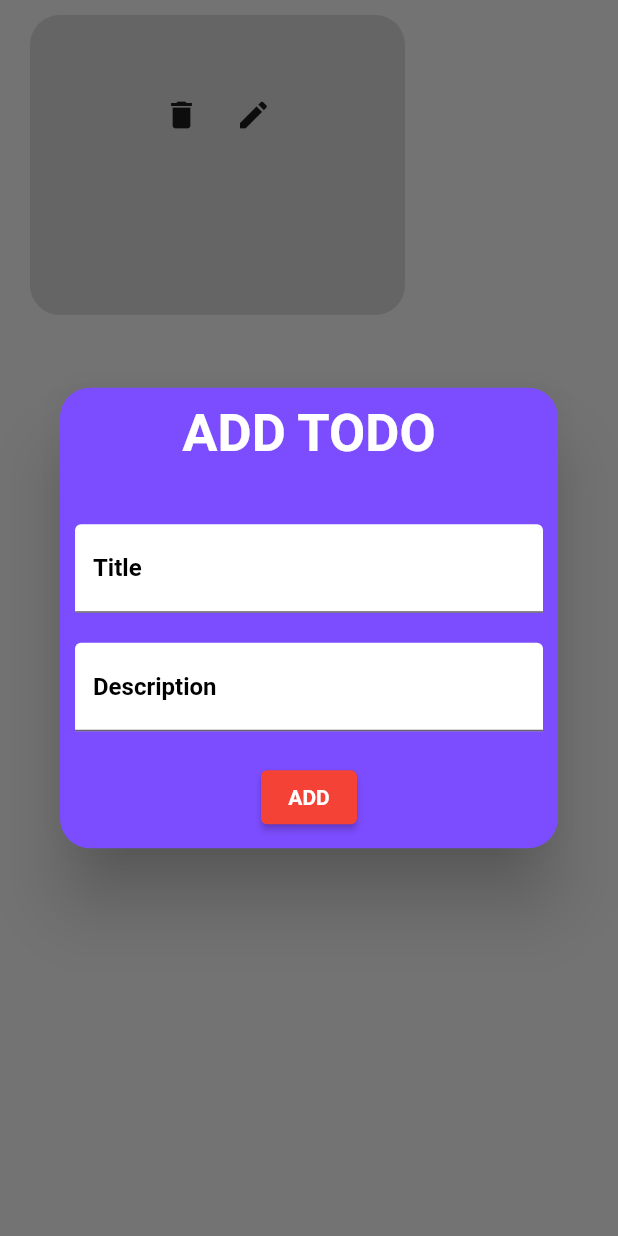
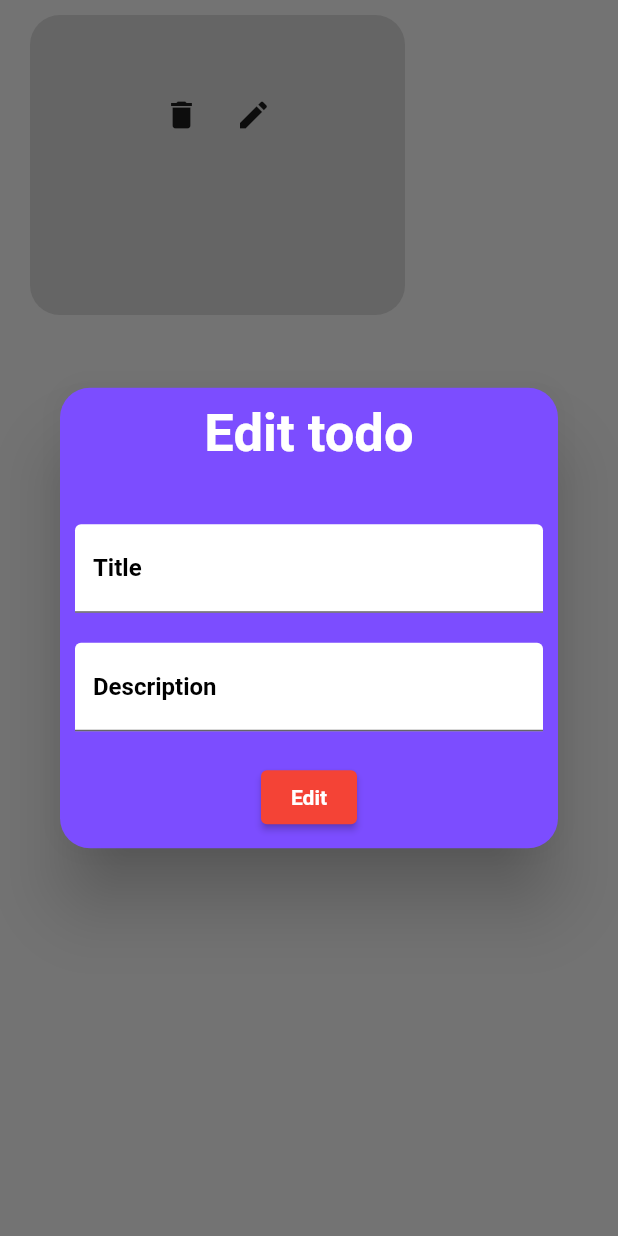
Before and after one commit to Adjeju/flutter-proj, a Flutter app: the TodoTile widget shown alone on an empty page, opened directly with empty values, after a tap on the "edit" icon, on a phone screen of 412 x 824 dp. Run offline on Flutter 3.47's test engine with Material 2 defaults, Android fonts, the phone set to English and light mode, and no system bars.

Commit message:
add type for dialog

```diff
--- a/lib/custom_widgets/horizontal_day_list.dart
+++ b/lib/custom_widgets/horizontal_day_list.dart
@@ -1,5 +1,4 @@
 import 'package:flutter/material.dart';
-import 'package:flutter/scheduler.dart';
 
 class HorizontalDayList extends StatefulWidget {
   final Function dayUpdateFunction;
--- a/lib/custom_widgets/todo_information_popup.dart
+++ b/lib/custom_widgets/todo_information_popup.dart
@@ -3,11 +3,13 @@ import 'package:flutter/material.dart';
 class TodoInformationPopup extends StatefulWidget {
   final TextEditingController descriptionController;
   final TextEditingController titleController;
+  String? type = 'add';
 
-  const TodoInformationPopup(
+  TodoInformationPopup(
       {Key? key,
       required this.titleController,
-      required this.descriptionController})
+      required this.descriptionController,
+      this.type})
       : super(key: key);
 
   @override
@@ -27,9 +29,9 @@ class _TodoInformationPopupState extends State<TodoInformationPopup> {
             const SizedBox(
               height: 10,
             ),
-            const Text(
-              "ADD TODO",
-              style: TextStyle(
+            Text(
+              widget.type == "edit" ? "Edit todo" : 'Add todo',
+              style: const TextStyle(
                   color: Colors.white,
                   fontWeight: FontWeight.bold,
                   fontSize: 35),
@@ -73,7 +75,7 @@ class _TodoInformationPopupState extends State<TodoInformationPopup> {
               style: ElevatedButton.styleFrom(
                   primary: Colors.red,
                   textStyle: const TextStyle(fontWeight: FontWeight.bold)),
-              child: const Text("ADD"),
+              child: Text(widget.type == "edit" ? "Edit" : 'Add'),
               onPressed: () => Navigator.pop(context, false),
             ),
             const SizedBox(
--- a/lib/custom_widgets/todo_tile.dart
+++ b/lib/custom_widgets/todo_tile.dart
@@ -58,9 +58,9 @@ class _TodoTileState extends State<TodoTile> {
                             context: context,
                             builder: (context) {
                               return TodoInformationPopup(
-                                titleController: titleController,
-                                descriptionController: descriptionController,
-                              );
+                                  titleController: titleController,
+                                  descriptionController: descriptionController,
+                                  type: 'edit');
                             }).then((value) {
                           widget.editTask(TodoItem(
                               id: widget.todo.id,
```
